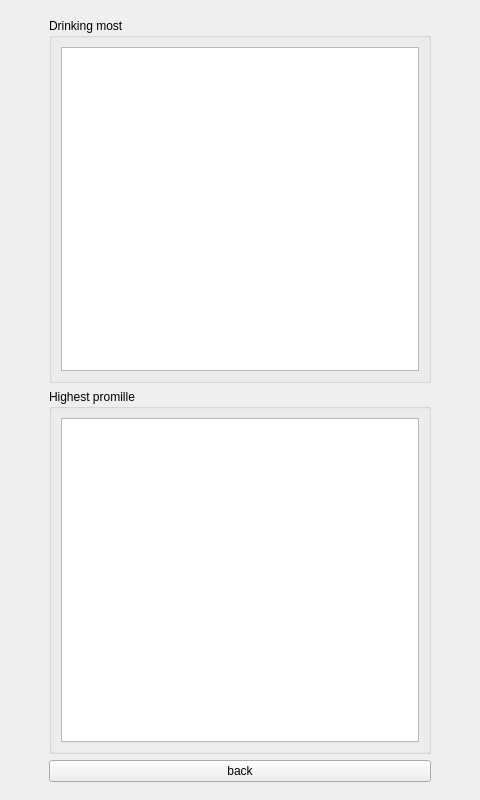
Above: ui/mainwindow.ui from marso329/DrinkRobot before the change. Below: the same form after it.
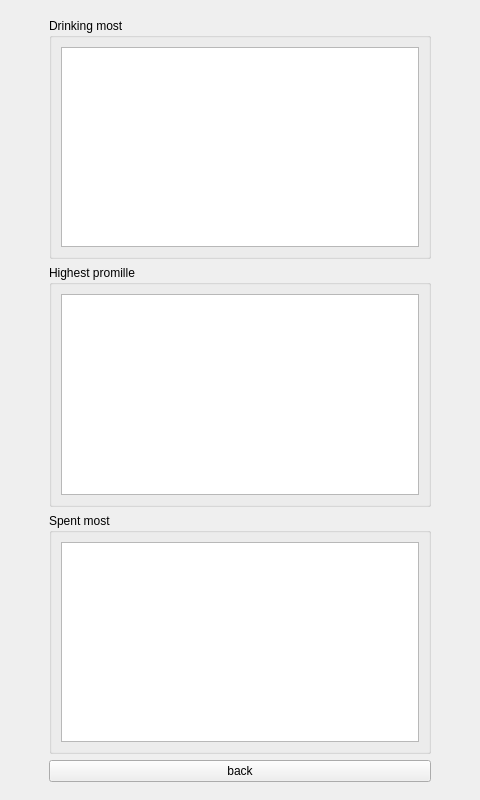
That is the form after the change. The open tabs and pages were chosen to show the change. Icons and pictures are not drawn. Custom widgets are drawn as their Qt base class.

Commit message: added spent scoreboard and fixed gracefull sigkill'

The edit to the form file:
```diff
--- a/ui/mainwindow.ui
+++ b/ui/mainwindow.ui
@@ -65,7 +65,7 @@
 QFrame {frameShape: NoFrame; frameShadow: Plain;lineWidth:0}</string>
       </property>
       <property name="currentIndex">
-       <number>9</number>
+       <number>10</number>
       </property>
       <widget class="QWidget" name="startpage">
        <property name="styleSheet">
@@ -446,7 +446,7 @@
                  <rect>
                   <x>0</x>
                   <y>0</y>
-                  <width>98</width>
+                  <width>42</width>
                   <height>28</height>
                  </rect>
                 </property>
@@ -3279,13 +3279,25 @@
              </layout>
             </widget>
            </item>
-           <item row="2" column="0">
+           <item row="3" column="0">
             <widget class="QPushButton" name="scoreboard_back">
              <property name="text">
               <string>back</string>
              </property>
             </widget>
            </item>
+           <item row="2" column="0">
+            <widget class="QGroupBox" name="groupBox_3">
+             <property name="title">
+              <string>Spent most</string>
+             </property>
+             <layout class="QGridLayout" name="gridLayout_53">
+              <item row="0" column="0">
+               <widget class="QTableView" name="scoreboard_spentmost_list"/>
+              </item>
+             </layout>
+            </widget>
+           </item>
           </layout>
          </widget>
         </item>
```
The commit also changes 5 other files.
